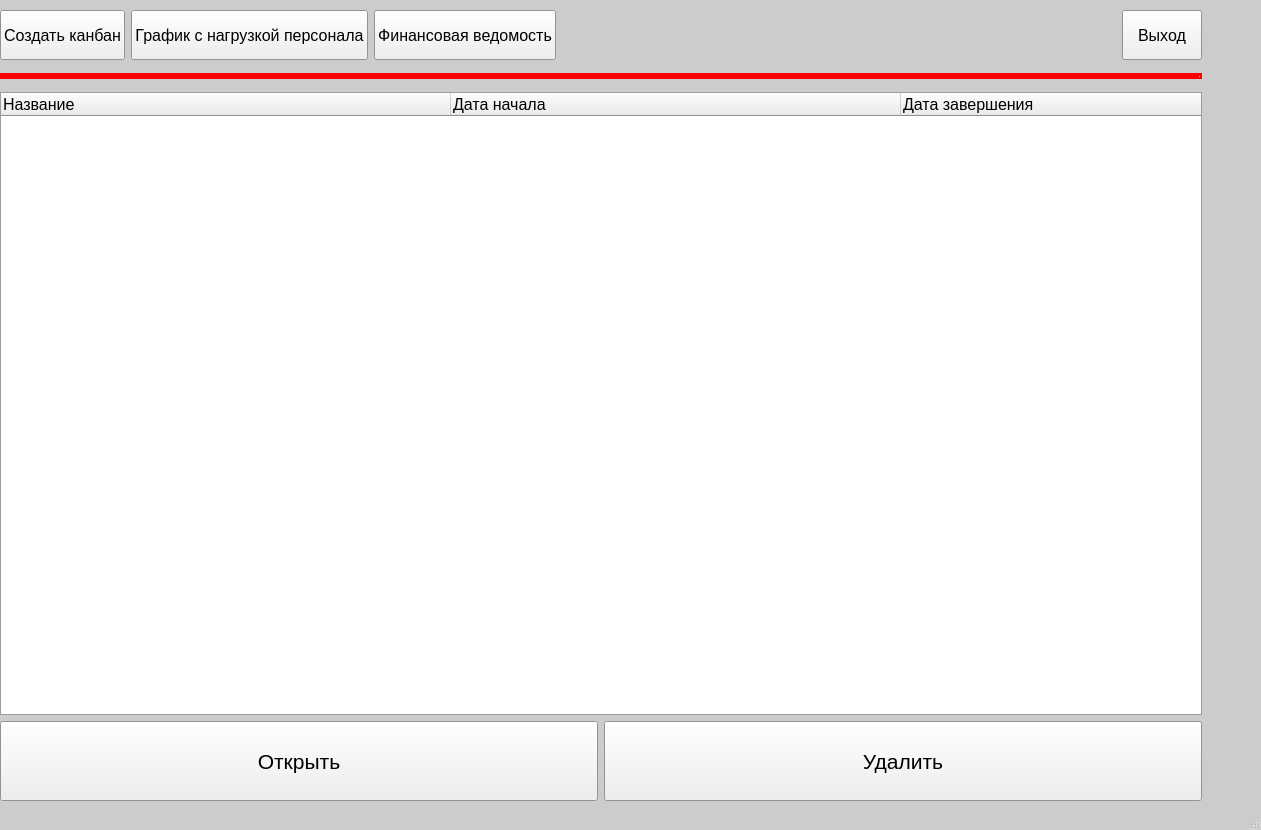
First picture: the form in main.ui, repository AnGREATern/kanbaner, before the edit.
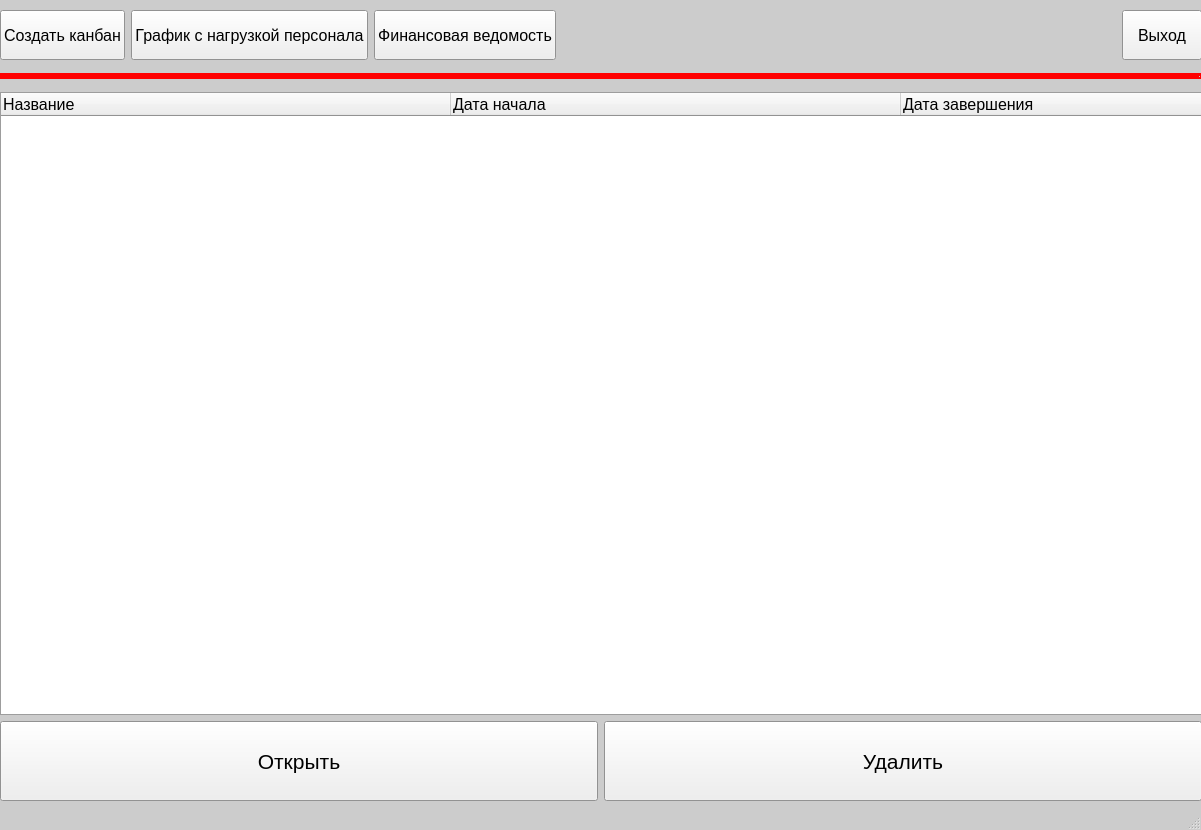
Second picture: the form after the edit.

What changed in the file:
```diff
--- a/main.ui
+++ b/main.ui
@@ -6,7 +6,7 @@
    <rect>
     <x>0</x>
     <y>0</y>
-    <width>1261</width>
+    <width>1201</width>
     <height>830</height>
    </rect>
   </property>
@@ -83,6 +83,19 @@
    <string>Kanbaner</string>
   </property>
   <widget class="QWidget" name="centralwidget">
+   <widget class="QLabel" name="label">
+    <property name="geometry">
+     <rect>
+      <x>950</x>
+      <y>20</y>
+      <width>231</width>
+      <height>31</height>
+     </rect>
+    </property>
+    <property name="text">
+     <string/>
+    </property>
+   </widget>
    <widget class="QWidget" name="verticalLayoutWidget">
     <property name="geometry">
      <rect>
@@ -162,13 +175,6 @@
          </property>
         </spacer>
        </item>
-       <item>
-        <widget class="QLabel" name="label">
-         <property name="text">
-          <string/>
-         </property>
-        </widget>
-       </item>
        <item>
         <widget class="QPushButton" name="pb_login">
          <property name="minimumSize">
```
Left out of the diff: 3 changed lines with no effect on the pictures.
